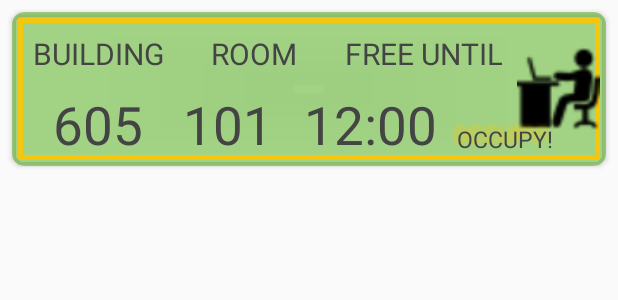
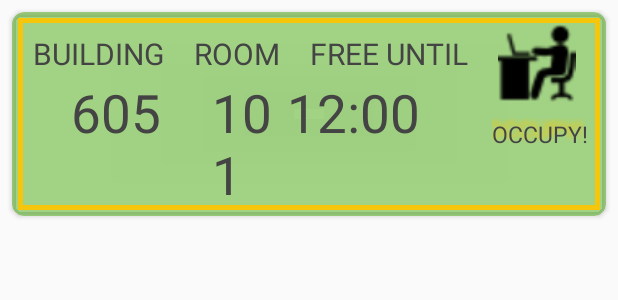
Before and after one commit to unispaceapp/unispace_app, an Android app: the layout class_item.xml on its own in the app's theme, with its tools: preview values and no code run, on a phone screen of 412 x 824 dp. Shown: the top 300 px of the screen. Run offline under Robolectric (Android 15) with nearby library versions, the phone set to English and light mode, and no system bars; Roboto replaces fonts that are not available here.

Commit message:
Added notification to user, release hours to untilfree and adapted class item layout

```diff
--- a/app/src/main/AndroidManifest.xml
+++ b/app/src/main/AndroidManifest.xml
@@ -12,7 +12,7 @@
         android:icon="@mipmap/unispace_logo_foreground"
         android:label="@string/app_name"
         android:roundIcon="@mipmap/ic_launcher_round"
-        android:supportsRtl="true"
+        android:supportsRtl="false"
         android:theme="@style/AppTheme">
 
         <activity
@@ -35,6 +35,8 @@
         <meta-data
             android:name="preloaded_fonts"
             android:resource="@array/preloaded_fonts" />
+
+        <receiver android:name=".NotificationPublisher"/>
     </application>
 
 
--- a/app/src/main/res/layout/class_item.xml
+++ b/app/src/main/res/layout/class_item.xml
@@ -28,30 +28,30 @@
             android:layout_alignParentStart="true"
             android:layout_alignParentTop="true"
             android:padding="10dp"
-            android:paddingRight="15dp"
             android:text="@string/underlined_building"
-            android:textSize="20dp"/>
+            android:textSize="20dp" />
 
         <TextView
             android:id="@+id/building_place"
             style="@style/Main_Text"
-            android:textSize="35dp"
-            android:layout_width="125dp"
+            android:layout_width="72dp"
             android:layout_height="wrap_content"
-            android:layout_below="@+id/building_text"
-            android:layout_toStartOf="@+id/class_text"
-            android:text="605" />
+            android:layout_alignEnd="@+id/building_text"
+            android:layout_alignParentTop="true"
+            android:layout_marginTop="39dp"
+            android:text="605"
+            android:textSize="35dp" />
 
 
         <TextView
             android:id="@+id/class_text"
             style="@style/Main_Text"
-            android:layout_width="100dp"
+            android:layout_width="wrap_content"
             android:layout_height="wrap_content"
             android:layout_alignParentTop="true"
             android:layout_toEndOf="@+id/building_text"
+
             android:padding="10dp"
-
             android:text="ROOM"
             android:textSize="20dp" />
 
@@ -59,19 +59,20 @@
         <TextView
             android:id="@+id/class_place"
             style="@style/Main_Text"
-            android:textSize="35dp"
-            android:layout_width="90dp"
+            android:layout_width="55dp"
             android:layout_height="wrap_content"
-            android:layout_below="@+id/class_text"
-            android:layout_marginLeft="95dp"
-            android:text="101" />
+            android:layout_alignEnd="@+id/class_text"
+            android:layout_alignTop="@+id/building_place"
+            android:text="101"
+            android:textSize="35dp" />
 
         <TextView
             android:id="@+id/freeuntil_text"
             style="@style/Main_Text"
             android:layout_width="wrap_content"
             android:layout_height="wrap_content"
-            android:layout_toRightOf="@+id/class_text"
+            android:layout_alignParentTop="true"
+            android:layout_toEndOf="@+id/class_text"
             android:padding="10dp"
             android:text="FREE UNTIL"
             android:textSize="20dp" />
@@ -79,34 +80,38 @@
         <TextView
             android:id="@+id/freeuntil_place"
             style="@style/Main_Text"
-            android:textSize="35dp"
-            android:layout_width="110dp"
+            android:layout_width="wrap_content"
             android:layout_height="wrap_content"
-            android:layout_below="@+id/freeuntil_text"
-            android:layout_marginLeft="180dp"
-            android:text="12:00" />
+            android:layout_alignParentEnd="true"
+            android:layout_alignTop="@+id/building_place"
+            android:layout_marginEnd="120dp"
+            android:text="12:00"
+            android:textSize="35dp" />
 
         <ImageView
             android:id="@+id/image_occupy"
-            android:layout_width="60dp"
-            android:layout_height="55dp"
-            android:layout_centerVertical="true"
-            android:layout_toEndOf="@+id/freeuntil_text"
+            android:layout_width="74dp"
+            android:layout_height="52dp"
+            android:layout_alignParentEnd="true"
+            android:layout_alignParentTop="true"
+            android:layout_marginEnd="6dp"
+            android:layout_marginRight="5dp"
+            android:layout_marginTop="4dp"
             android:src="@drawable/grey_desk"></ImageView>
 
         <TextView
             android:id="@+id/textView4"
             style="@style/Main_Text"
-            android:textSize="15dp"
-            android:layout_width="70dp"
+            android:layout_width="72dp"
             android:layout_height="20dp"
-            android:layout_marginLeft="290dp"
-            android:layout_marginTop="70dp"
+            android:layout_alignBottom="@+id/building_place"
+            android:layout_alignParentEnd="true"
+            android:shadowColor="@color/highlightYellow"
             android:shadowDx="-5"
-            android:shadowColor="@color/highlightYellow"
             android:shadowDy="-5"
             android:shadowRadius="4"
-            android:text="OCCUPY!" />
+            android:text="OCCUPY!"
+            android:textSize="15dp" />
 
         <!--<TextView-->
         <!--android:layout_width="wrap_content"-->
```
Also changed, not shown: app/src/main/java/com/example/tiki/unispace_app/MainActivity.java (+26 -5 lines), app/src/main/java/com/example/tiki/unispace_app/MyClass.java (+21 -2 lines), app/src/main/java/com/example/tiki/unispace_app/NotificationPublisher.java (added, +20 -0 lines), app/src/main/java/com/example/tiki/unispace_app/ViewFreeSpaces.java (+33 -9 lines), app/src/main/res/layout/activity_main.xml (+6 -9 lines).
